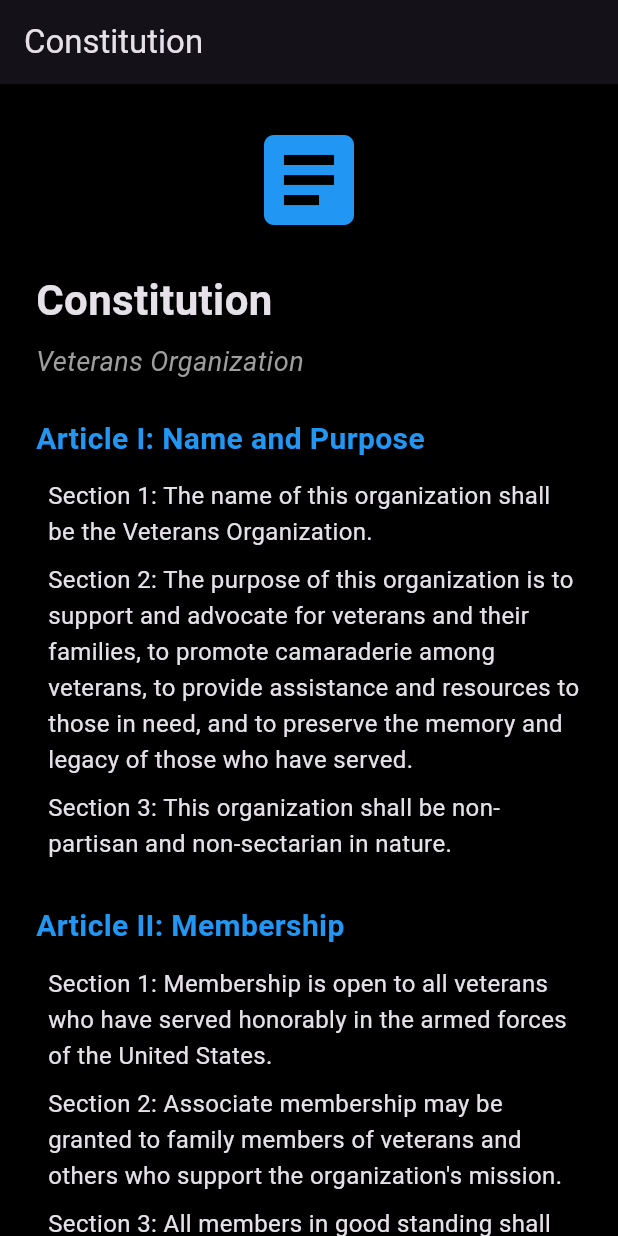
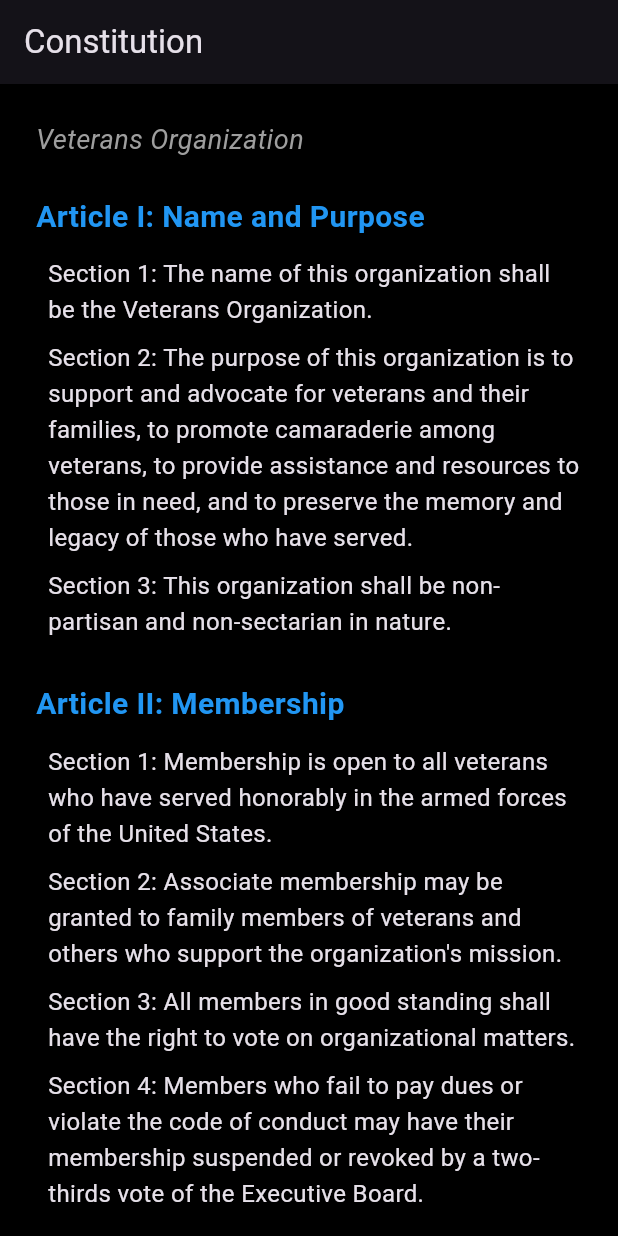
Before and after one commit to beetsolutions/veteran-app, a Flutter app: the ConstitutionTab screen opened directly, on a phone screen of 412 x 824 dp. Run offline on Flutter 3.47's test engine with Material 3 defaults, Android fonts, the phone set to English and light mode, and no system bars.

Commit message:
Fixup contitution UI

```diff
--- a/lib/screens/tab_screens/constitution_tab.dart
+++ b/lib/screens/tab_screens/constitution_tab.dart
@@ -15,22 +15,6 @@ class ConstitutionTab extends StatelessWidget {
         child: Column(
           crossAxisAlignment: CrossAxisAlignment.start,
           children: [
-            const Center(
-              child: Icon(
-                Icons.article,
-                size: 80,
-                color: Colors.blue,
-              ),
-            ),
-            const SizedBox(height: 20),
-            const Text(
-              'Constitution',
-              style: TextStyle(
-                fontSize: 28,
-                fontWeight: FontWeight.bold,
-              ),
-            ),
-            const SizedBox(height: 8),
             const Text(
               'Veterans Organization',
               style: TextStyle(
```
